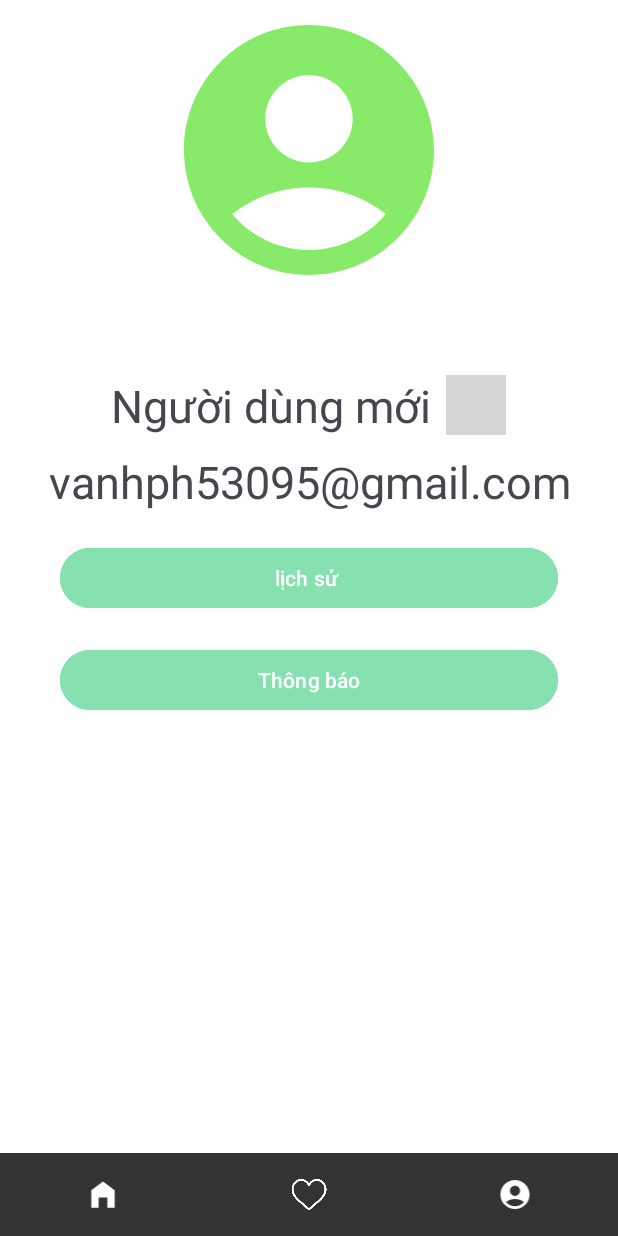
After one commit to vannhph53095/Du_An1_nhom3_PRO1122, an Android app: the Manhinhclient screen opened directly, with no data from a screen before it, on a phone screen of 412 x 824 dp. The commit adds this screen. Run offline under Robolectric (Android 15) with nearby library versions, the phone set to English and light mode, and no system bars; grey boxes are pictures that could not be loaded.

Commit message:
thêm các layout

```diff
--- a/app/build.gradle.kts
+++ b/app/build.gradle.kts
@@ -42,4 +42,5 @@ dependencies {
     testImplementation(libs.junit)
     androidTestImplementation(libs.ext.junit)
     androidTestImplementation(libs.espresso.core)
+
 }
--- a/app/src/main/java/fpoly/ph53095/nhom3_du_an_1_pro1122/viewPagerAdapter.java
+++ b/app/src/main/java/fpoly/ph53095/nhom3_du_an_1_pro1122/Adapter/viewPagerAdapter.java
@@ -1,4 +1,4 @@
-package fpoly.ph53095.nhom3_du_an_1_pro1122;
+package fpoly.ph53095.nhom3_du_an_1_pro1122.Adapter;
 
 import android.content.Context;
 import android.view.LayoutInflater;
@@ -9,6 +9,8 @@ import android.widget.LinearLayout;
 import androidx.annotation.NonNull;
 import androidx.viewpager.widget.PagerAdapter;
 import java.util.Objects;
+
+import fpoly.ph53095.nhom3_du_an_1_pro1122.R;
 
 public class viewPagerAdapter extends PagerAdapter {
 
--- /dev/null
+++ b/app/src/main/java/fpoly/ph53095/nhom3_du_an_1_pro1122/Manhinhclient.java
@@ -0,0 +1,24 @@
+package fpoly.ph53095.nhom3_du_an_1_pro1122;
+
+import android.os.Bundle;
+
+import androidx.activity.EdgeToEdge;
+import androidx.appcompat.app.AppCompatActivity;
+import androidx.core.graphics.Insets;
+import androidx.core.view.ViewCompat;
+import androidx.core.view.WindowInsetsCompat;
+
+public class Manhinhclient extends AppCompatActivity {
+
+    @Override
+    protected void onCreate(Bundle savedInstanceState) {
+        super.onCreate(savedInstanceState);
+        EdgeToEdge.enable(this);
+        setContentView(R.layout.activity_manhinhclient);
+        ViewCompat.setOnApplyWindowInsetsListener(findViewById(R.id.main), (v, insets) -> {
+            Insets systemBars = insets.getInsets(WindowInsetsCompat.Type.systemBars());
+            v.setPadding(systemBars.left, systemBars.top, systemBars.right, systemBars.bottom);
+            return insets;
+        });
+    }
+}
--- /dev/null
+++ b/app/src/main/res/layout/activity_manhinhclient.xml
@@ -0,0 +1,96 @@
+<?xml version="1.0" encoding="utf-8"?>
+<LinearLayout xmlns:android="http://schemas.android.com/apk/res/android"
+    xmlns:app="http://schemas.android.com/apk/res-auto"
+    xmlns:tools="http://schemas.android.com/tools"
+    android:id="@+id/main"
+    android:layout_width="match_parent"
+    android:layout_height="match_parent"
+    tools:context=".Manhinhadmin"
+    android:background="#ffff"
+    android:orientation="vertical">
+    <ImageView
+        android:src="@drawable/accout_ic"
+        android:layout_gravity="center"
+        android:layout_width="200dp"
+        android:layout_height="200dp"
+        android:layout_marginBottom="50dp"
+        />
+    <LinearLayout
+        android:gravity="center"
+        android:layout_width="match_parent"
+        android:layout_height="wrap_content"
+        android:orientation="horizontal"
+        android:weightSum="3">
+        <TextView
+
+            android:layout_width="wrap_content"
+            android:layout_height="wrap_content"
+            android:text="Người dùng mới"
+            android:textSize="30dp"
+            />
+        <ImageView
+            android:layout_width="40dp"
+            android:layout_height="40dp"
+            android:src="@drawable/redo"
+            android:layout_marginLeft="10dp"/>
+    </LinearLayout>
+    <TextView
+        android:layout_marginTop="10dp"
+        android:gravity="center"
+        android:textSize="30dp"
+        android:text="vanhph53095@gmail.com"
+        android:layout_width="match_parent"
+        android:layout_height="wrap_content"/>
+    <Button
+        android:text="lịch sử "
+        android:backgroundTint="#86e0b0"
+        android:layout_marginVertical="20dp"
+        android:layout_marginHorizontal="40dp"
+        android:layout_width="match_parent"
+        android:layout_height="wrap_content"/>
+    <Button
+        android:backgroundTint="#86e0b0"
+        android:text="Thông báo"
+        android:layout_marginHorizontal="40dp"
+        android:layout_width="match_parent"
+        android:layout_height="wrap_content"/>
+    <RelativeLayout
+        android:layout_width="match_parent"
+        android:layout_height="match_parent">
+
+        <LinearLayout
+            android:orientation="horizontal"
+            android:layout_width="match_parent"
+            android:layout_height="wrap_content"
+            android:background="#333333"
+            android:gravity="center"
+            android:layout_alignParentBottom="true">
+
+            <ImageView
+                android:layout_weight="1"
+                android:layout_width="55dp"
+                android:layout_height="55dp"
+                android:src="@drawable/home_icon"
+                android:padding="16dp"
+                app:tint="#FFFFFF" />
+
+            <ImageView
+                android:layout_weight="1"
+                android:layout_width="55dp"
+                android:layout_height="55dp"
+                android:src="@drawable/heart_ic"
+                android:padding="16dp"
+                app:tint="#FFFFFF" />
+
+            <ImageView
+                android:id="@+id/accout_ic"
+                android:layout_weight="1"
+                android:layout_width="55dp"
+                android:layout_height="55dp"
+                android:src="@drawable/accout_ic"
+                android:padding="16dp"
+                app:tint="#FFFFFF" />
+        </LinearLayout>
+    </RelativeLayout>
+
+</LinearLayout>
--- a/app/src/main/res/layout/item_list_trangchu.xml
+++ b/app/src/main/res/layout/item_list_trangchu.xml
@@ -17,12 +17,14 @@
             android:gravity="center_horizontal">
 
             <ImageView
+                android:id="@+id/imgphimmoi"
                 android:layout_width="80dp"
                 android:layout_height="120dp"
                 android:src="@drawable/mat_biec"
                 android:scaleType="centerCrop" />
 
             <TextView
+                android:id="@+id/titlephimmoi"
                 android:text="Film 1"
                 android:layout_width="wrap_content"
                 android:layout_height="wrap_content"
```
Also changed, not shown: app/src/main/AndroidManifest.xml (+9 -2 lines), app/src/main/java/fpoly/ph53095/nhom3_du_an_1_pro1122/List_phimmoi_Adapter.java (added, +53 -0 lines), app/src/main/java/fpoly/ph53095/nhom3_du_an_1_pro1122/Manhinhadmin.java (added, +24 -0 lines), app/src/main/java/fpoly/ph53095/nhom3_du_an_1_pro1122/Manhinhquanlyfilm.java (added, +24 -0 lines), app/src/main/java/fpoly/ph53095/nhom3_du_an_1_pro1122/ViewHolder.java (added, +19 -0 lines), app/src/main/java/fpoly/ph53095/nhom3_du_an_1_pro1122/activity/TrangChu.java (+14 -2 lines), app/src/main/java/fpoly/ph53095/nhom3_du_an_1_pro1122/entity/PhimMoi.java (added, +27 -0 lines), app/src/main/res/layout/activity_manhinhadmin.xml (added, +96 -0 lines), app/src/main/res/layout/activity_manhinhquanlyfilm.xml (added, +40 -0 lines), app/src/main/res/layout/activity_trang_chu.xml (+6 -5 lines), app/src/main/res/drawable/admin_ic.jpg (added).
